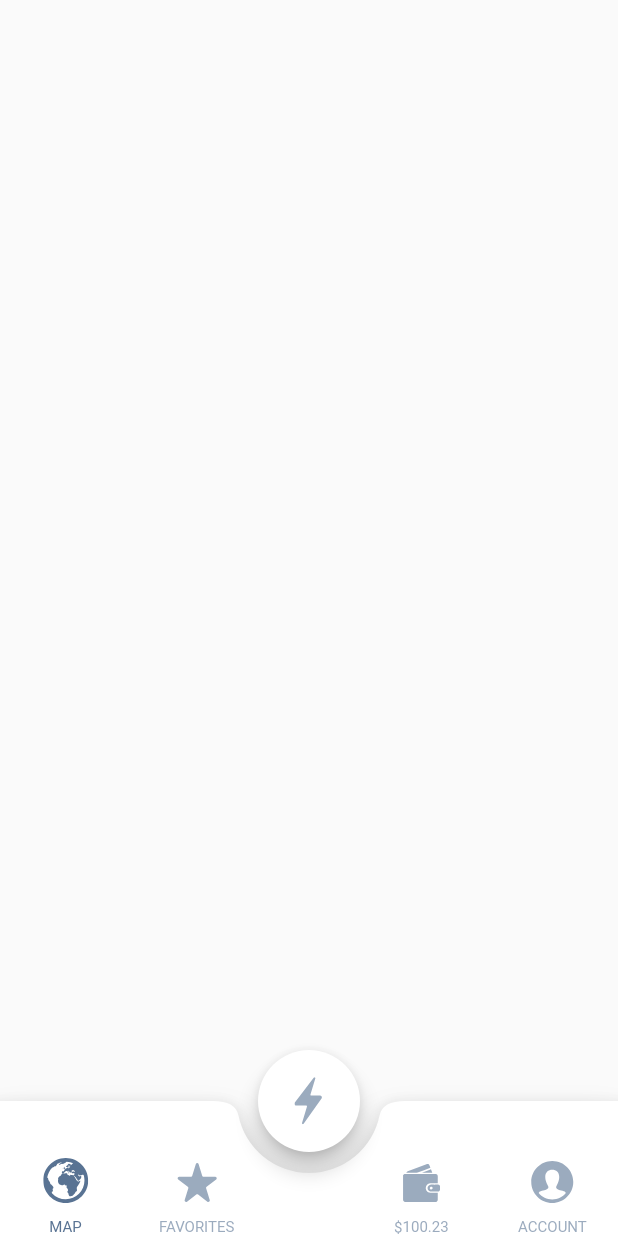
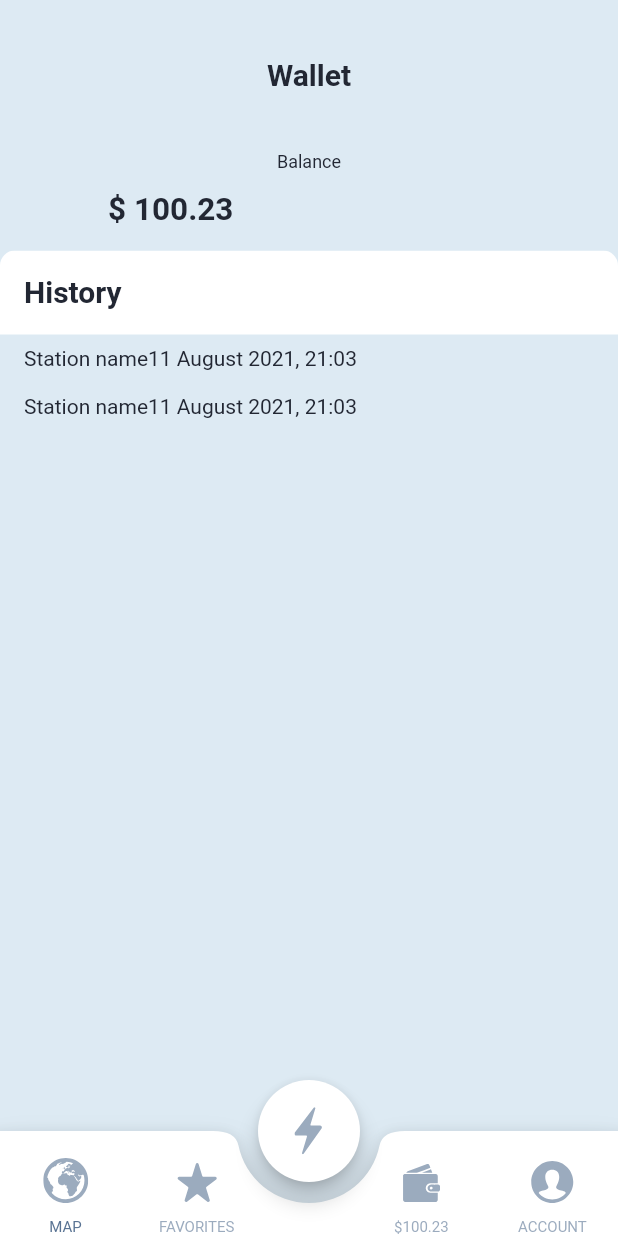
Before and after one commit to extrawest/ev_stations_map_showcase, a Flutter app: the screen it shows after launch, swiped to page 3, on a phone screen of 412 x 824 dp. Run offline on Flutter 3.47's test engine with Material 2 defaults, Android fonts, the phone set to English and light mode, and no system bars; our stand-ins replace bloc, device_info_plus, easy_localization, equatable, flutter_bloc, flutter_secure_storage and 9 more; missing offline and left inert: dart:ffi, flutter_udid, google_maps_cluster_manager; network calls fail; statements that could not run were skipped; project files that could hold a hidden picture were left out.

Commit message:
added bloc logic to wallet screen

```diff
--- a/lib/app.dart
+++ b/lib/app.dart
@@ -39,6 +39,11 @@ class Application extends StatelessWidget {
             apiService: ApiService(credentials.apiDomain),
           )..add(ChargestationsStarted()),
         ),
+        BlocProvider(
+          create: (_) => WalletBloc(
+            apiService: ApiService(credentials.apiDomain),
+          )..add(WalletStarted()),
+        ),
       ],
       child: MultiProvider(
           providers: [
--- a/lib/logic/bloc/bloc.dart
+++ b/lib/logic/bloc/bloc.dart
@@ -1 +1,2 @@
 export './chargestations/chargestations_bloc.dart';
+export './wallet/wallet_bloc.dart';
--- a/lib/logic/bloc/chargestations/chargestations_bloc.dart
+++ b/lib/logic/bloc/chargestations/chargestations_bloc.dart
@@ -1,7 +1,8 @@
 import 'package:bloc/bloc.dart';
 import 'package:equatable/equatable.dart';
 
-import '../../../models/chargestations_model.dart';
+import '../../../../models/models.dart';
+
 import '../../../services/api_service.dart';
 
 part 'chargestations_event.dart';
--- a/lib/logic/bloc/wallet/bloc/wallet_bloc.dart
+++ /dev/null
@@ -1,17 +0,0 @@
-import 'package:bloc/bloc.dart';
-import 'package:equatable/equatable.dart';
-
-import '../../../../models/models.dart';
-// import 'package:freezed_annotation/freezed_annotation.dart';
-
-part 'wallet_event.dart';
-part 'wallet_state.dart';
-// part 'wallet_bloc.freezed.dart';
-
-class WalletBloc extends Bloc<WalletEvent, WalletState> {
-  WalletBloc() : super(WalletLoading()) {
-    on<WalletEvent>((event, emit) {
-      // TODO: implement event handler
-    });
-  }
-}
--- /dev/null
+++ b/lib/logic/bloc/wallet/wallet_bloc.dart
@@ -0,0 +1,30 @@
+import 'package:bloc/bloc.dart';
+import 'package:equatable/equatable.dart';
+
+import '../../../../models/models.dart';
+import '../../../services/api_service.dart';
+
+part 'wallet_event.dart';
+part 'wallet_state.dart';
+// part 'wallet_bloc.freezed.dart';
+
+class WalletBloc extends Bloc<WalletEvent, WalletState> {
+  WalletBloc({required this.apiService}) : super(WalletLoading()) {
+    on<WalletStarted>(_onStarted);
+  }
+
+  final ApiService apiService;
+
+  Future<void> _onStarted(
+    WalletStarted event,
+    Emitter<WalletState> emit,
+  ) async {
+    emit(WalletLoading());
+    try {
+      final walletData = await apiService.fetchWalletData();
+      emit(WalletLoaded(walletData));
+    } catch (_) {
+      emit(WalletError());
+    }
+  }
+}
--- a/lib/logic/bloc/wallet/bloc/wallet_state.dart
+++ b/lib/logic/bloc/wallet/wallet_state.dart
@@ -12,12 +12,12 @@ class WalletInitial extends WalletState {}
 class WalletLoading extends WalletState {}
 
 class WalletLoaded extends WalletState {
-  const WalletLoaded(this.stationslist);
+  const WalletLoaded(this.walletData);
 
-  final List<WalletModel> stationslist;
+  final WalletModel walletData;
 
   @override
-  List<Object> get props => [stationslist];
+  List<Object> get props => [walletData];
 }
 
-class ChargestationsError extends WalletState {}
+class WalletError extends WalletState {}
--- a/lib/screens/map_main_screen.dart
+++ b/lib/screens/map_main_screen.dart
@@ -1,3 +1,4 @@
+import 'package:flutter/gestures.dart';
 import 'package:flutter/material.dart';
 import 'package:flutter_svg/svg.dart';
 import 'package:volkhov_maps_app/screens/map_sreen.dart';
@@ -15,16 +16,11 @@ class MapMainScreen extends StatefulWidget {
 
 class _MapMainScreenState extends State<MapMainScreen> {
   PageController myPage = PageController(initialPage: 0);
-  // TabController controller = TabController(
-  //   vsync: ,
-  //   length: 3,
-  //   initialIndex: 0,
-  // );
+
   int currentTabIndex = 0;
 
   @override
   void initState() {
-    // controller.animateTo(currentTabIndex);
     super.initState();
   }
 
@@ -32,10 +28,9 @@ class _MapMainScreenState extends State<MapMainScreen> {
   Widget build(BuildContext context) {
     return MaterialApp(
       home: Scaffold(
+        extendBody: true,
         body: PageView(
           physics: const NeverScrollableScrollPhysics(),
-          // TabBarView(
-          // controller: _controller,
           controller: myPage,
           children: const [
             StaticMainScreenWidget(),
@@ -53,7 +48,7 @@ class _MapMainScreenState extends State<MapMainScreen> {
             notchMargin: 14,
             color: AppColors.whiteColor,
             child: Container(
-              height: 90,
+              height: 70,
               alignment: Alignment.center,
               child: BottomTabBar(
                 onTapMap: () {
--- a/lib/screens/map_sreen.dart
+++ b/lib/screens/map_sreen.dart
@@ -70,7 +70,6 @@ class _MapScreenState extends State<MapScreen> {
   }
 
   Future<void> getPosition() async {
-    // final Position position = await determinePosition();
     final Position position = await Geolocator.getCurrentPosition(
         desiredAccuracy: LocationAccuracy.high);
     myPosition = LatLng(
@@ -78,12 +77,6 @@ class _MapScreenState extends State<MapScreen> {
       position.longitude,
     );
   }
-
-  // enums.SelectedMapType getSelectedMapType() {
-  //   return _currentMapType == MapType.satellite
-  //       ? enums.SelectedMapType.satelliteType
-  //       : enums.SelectedMapType.defaultType;
-  // }
 
   @override
   void initState() {
@@ -143,10 +136,10 @@ class _MapScreenState extends State<MapScreen> {
   Widget build(BuildContext context) {
     return MaterialApp(
       home: Scaffold(
-        appBar: AppBar(
-          title: const Text('Maps Sample App'),
-          backgroundColor: Colors.green[700],
-        ),
+        // appBar: AppBar(
+        //   title: const Text('Maps Sample App'),
+        //   backgroundColor: Colors.green[700],
+        // ),
         body: Stack(children: [
           BlocBuilder<ChargestationsBloc, ChargestationsState>(
             builder: (context, state) {
--- a/lib/screens/static_main_screen.dart
+++ b/lib/screens/static_main_screen.dart
@@ -109,7 +109,7 @@ class MapBodyWidget extends StatelessWidget {
             ],
           ),
         ),
-        const SizedBox(height: 8),
+        const SizedBox(height: 113),
       ],
     );
   }
--- a/lib/screens/wallet_screen.dart
+++ b/lib/screens/wallet_screen.dart
@@ -1,10 +1,114 @@
 import 'package:flutter/material.dart';
+import 'package:flutter_bloc/flutter_bloc.dart';
+
+import '../logic/bloc/bloc.dart';
+import '../theme/themes.dart';
 
 class WalletScreen extends StatelessWidget {
   const WalletScreen({super.key});
 
   @override
   Widget build(BuildContext context) {
-    return Container();
+    return Scaffold(
+      backgroundColor: AppColors.lightBlue,
+      body: BlocBuilder<WalletBloc, WalletState>(
+        builder: (context, state) {
+          return CustomScrollView(
+            slivers: <Widget>[
+              SliverAppBar(
+                stretch: true,
+                floating: true,
+                pinned: true,
+                snap: true,
+                backgroundColor: AppColors.lightBlue,
+                expandedHeight: 167,
+                flexibleSpace: FlexibleSpaceBar(
+                  title: Column(
+                    mainAxisAlignment: MainAxisAlignment.end,
+                    children: [
+                      Text(
+                        '\$ 100.23',
+                        style: TextStyles.headerTextStyle.copyWith(
+                          fontSize: 14,
+                        ),
+                      ),
+                    ],
+                  ),
+                  background: Center(
+                    child: Column(
+                      mainAxisAlignment: MainAxisAlignment.end,
+                      children: const [
+                        Text(
+                          'Wallet',
+                          style: TextStyles.headerTextStyle,
+                        ),
+                        SizedBox(height: 40),
+                        Text(
+                          'Balance',
+                          style: TextStyles.smallTextStyle,
+                        ),
+                        SizedBox(height: 52),
+                      ],
+                    ),
+                  ),
+                ),
+              ),
+              SliverFixedExtentList(
+                itemExtent: 56,
+                delegate: SliverChildListDelegate(
+                  [
+                    Container(
+                      decoration: const BoxDecoration(
+                        color: AppColors.whiteColor,
+                        borderRadius: BorderRadius.only(
+                          topLeft: Radius.circular(10),
+                          topRight: Radius.circular(10),
+                        ),
+                      ),
+                      child: const Padding(
+                        padding: EdgeInsets.all(16),
+                        child: Text(
+                          'History',
+                          style: TextStyles.headerTextStyle,
+                        ),
+                      ),
+                    ),
+                  ],
+                ),
+              ),
+              SliverList(
+                delegate: SliverChildBuilderDelegate(
+                  (context, index) {
+                    return Container(
+                      padding: const EdgeInsets.symmetric(
+                        horizontal: 16,
+                        vertical: 8,
+                      ),
+                      child: Column(
+                        children: [
+                          Row(
+                            children: const [
+                              Text(
+                                'Station name',
+                                style: TextStyles.textWalletStyle,
+                              ),
+                              Text(
+                                '11 August 2021, 21:03',
+                                style: TextStyles.textWalletStyle,
+                              ),
+                            ],
+                          ),
+                        ],
+                      ),
+                    );
+                  },
+                  childCount: 2,
+                ),
+              ),
+            ],
+          );
+        },
+      ),
+    );
   }
 }
--- a/lib/services/api_service.dart
+++ b/lib/services/api_service.dart
@@ -2,10 +2,11 @@ import 'package:volkhov_maps_app/models/post.dart';
 import 'package:volkhov_maps_app/network/api_client.dart';
 import 'package:volkhov_maps_app/utils/logger.dart';
 
-import '../models/chargestations_model.dart';
+import '../models/models.dart';
 
 const String postsPath = '/posts';
 const String stationslist = '/stationslist';
+const String walletData = '/wallet-info';
 
 class ApiService {
   late ApiClient _apiClient;
@@ -48,4 +49,14 @@ class ApiService {
       rethrow;
     }
   }
+
+  Future<WalletModel> fetchWalletData() async {
+    try {
+      final response = await _apiClient.get(walletData);
+      return WalletModel.fromJson(response);
+    } catch (e) {
+      log.severe('WalletData error: $e');
+      rethrow;
+    }
+  }
 }
--- a/lib/theme/app_colors.dart
+++ b/lib/theme/app_colors.dart
@@ -14,4 +14,5 @@ abstract class AppColors {
   static const Color separatorGrey = Color(0xFFCCCFE3);
   static const Color blueColor = Color(0xFF06A9DD);
   static const Color dividerColor = Color(0xFFC3C7D4);
+  static const Color backgroundColor = Color(0xFFE5E5E5);
 }
--- a/lib/theme/theme.dart
+++ b/lib/theme/theme.dart
@@ -1,5 +1,7 @@
 import 'package:flutter/material.dart';
 import 'package:google_fonts/google_fonts.dart';
+
+import 'themes.dart';
 
 const Color redLight = Color(0xFFE44125);
 const Color blackShade = Color(0xFF222222);
@@ -15,6 +17,13 @@ class TextStyles {
     fontWeight: FontWeight.w300,
   );
 
+  static const headerTextStyle = TextStyle(
+    fontSize: 20,
+    fontStyle: FontStyle.normal,
+    fontWeight: FontWeight.w700,
+    color: AppColors.blackColor,
+  );
+
   static const hintTextStyle = TextStyle(
     // fontFamily: GoogleFonts.roboto(),
     fontSize: 16,
@@ -27,6 +36,23 @@ class TextStyles {
     fontSize: 16,
     fontStyle: FontStyle.normal,
     fontWeight: FontWeight.w400,
+    color: AppColors.blackColor,
+  );
+
+  static const textWalletStyle = TextStyle(
+    // fontFamily: GoogleFonts.inter(),
+    fontSize: 14,
+    fontStyle: FontStyle.normal,
+    fontWeight: FontWeight.w400,
+    color: AppColors.blackColor,
+  );
+
+  static const smallTextStyle = TextStyle(
+    // fontFamily: GoogleFonts.inter(),
+    fontSize: 12,
+    fontStyle: FontStyle.normal,
+    fontWeight: FontWeight.w400,
+    color: AppColors.blackColor,
   );
 }
 
--- a/lib/widgets/bottom_tab_bar.dart
+++ b/lib/widgets/bottom_tab_bar.dart
@@ -30,7 +30,10 @@ class BottomTabBar extends StatelessWidget {
             child: Column(
               mainAxisAlignment: MainAxisAlignment.end,
               children: [
-                SvgPicture.asset(earth),
+                SvgPicture.asset(
+                  earth,
+                  color: AppColors.activeBottomBarButton.withOpacity(0.6),
+                ),
                 const SizedBox(height: 10),
                 Text(
                   'MAP',
```
Also changed, not shown: lib/logic/bloc/wallet/wallet_event.dart (renamed from lib/logic/bloc/wallet/bloc/wallet_event.dart).
